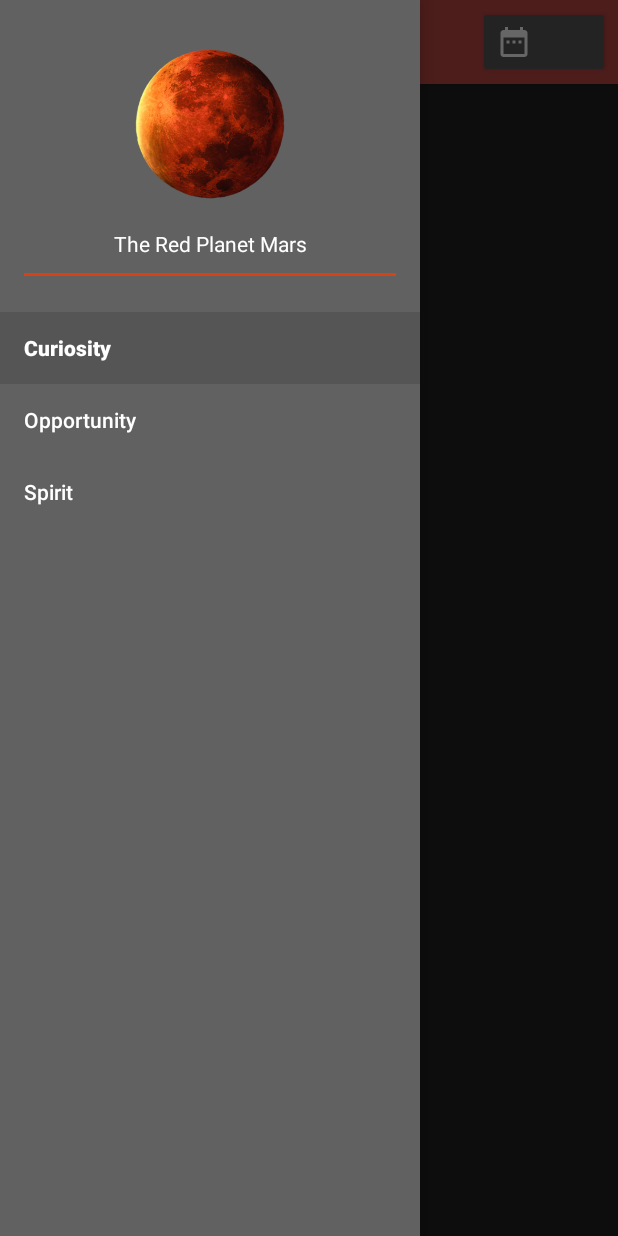
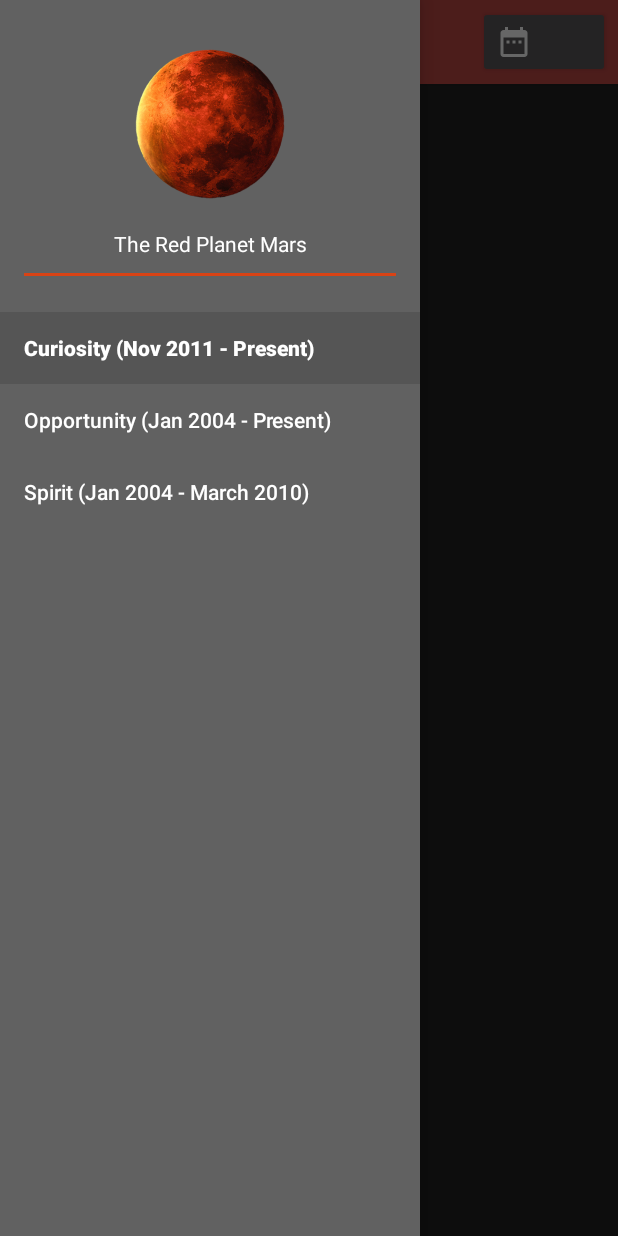
Before and after one commit to BSunk/TheRedPlanetMars, an Android app: the screen it shows after launch (RoverImagesActivity), with the side drawer open, on a phone screen of 412 x 824 dp. Run offline under Robolectric (Android 15) with nearby library versions, the phone set to English and light mode, and no system bars; our stand-ins replace Picasso; libraries missing offline, so code that uses them is left out: retrofit2.adapter.rxjava, rx.android.schedulers, rx.schedulers; pictures from the network do not load; 5 statements that could not run were skipped.

```diff
--- a/app/src/main/java/com/bsunk/theredplanetmars/RoverImages/RoverImagesFragment.java
+++ b/app/src/main/java/com/bsunk/theredplanetmars/RoverImages/RoverImagesFragment.java
@@ -231,11 +231,11 @@ public class RoverImagesFragment extends Fragment implements RoverImagesContract
         TextView camNameTextView = (TextView) v.findViewById(R.id.camera_item);
 
         Pair<View, String> t1 = Pair.create((View)imageView, imageTransition);
-        Pair<View, String> t2 = Pair.create((View)camNameTextView, cameraTransition);
+       // Pair<View, String> t2 = Pair.create((View)camNameTextView, cameraTransition);
 
         Gson gson = new Gson(); //serialize data with gson
         intent.putExtra(PHOTO_KEY, gson.toJson(photo));
-        ActivityOptionsCompat options = ActivityOptionsCompat.makeSceneTransitionAnimation(getActivity(), t1, t2);
+        ActivityOptionsCompat options = ActivityOptionsCompat.makeSceneTransitionAnimation(getActivity(), t1);
         ActivityCompat.startActivity(getActivity(), intent, options.toBundle());
     }
 
--- a/app/src/main/java/com/bsunk/theredplanetmars/RoverImages/RoverImagesPresenter.java
+++ b/app/src/main/java/com/bsunk/theredplanetmars/RoverImages/RoverImagesPresenter.java
@@ -38,6 +38,7 @@ public class RoverImagesPresenter implements RoverImagesContract.UserActionsList
         mRoverImagesView.showListEmpty(false);
         mRoverImagesView.hideList();
         mRoverImagesView.setToolbarTitle(roverID);
+        mRoverImagesView.setToolbarPhotoCount("0");
 
         final String date = buildDate(year, month, day);
 
@@ -71,7 +72,6 @@ public class RoverImagesPresenter implements RoverImagesContract.UserActionsList
                     }
                     @Override
                     public void onNext(Photos photos) {
-                       // mRoverImagesView.setToolbarTitleText(photos.getPhotos().get(0).getRover().getName());
                         mRoverImagesView.setToolbarDate(" " + photos.getPhotos().get(0).getEarthDate());
                         mRoverImagesView.showToolbarDate();
                         mRoverImagesView.showList();
--- a/app/src/main/res/anim/down_from_top.xml
+++ b/app/src/main/res/anim/down_from_top.xml
@@ -4,5 +4,5 @@
     <translate
         android:fromXDelta="0%" android:toXDelta="0%"
         android:fromYDelta="-100%" android:toYDelta="0%"
-        android:duration="400" />
+        android:duration="500" />
 </set>
--- a/app/src/main/res/anim/up_from_bottom.xml
+++ b/app/src/main/res/anim/up_from_bottom.xml
@@ -4,5 +4,5 @@
     <translate
         android:fromXDelta="0%" android:toXDelta="0%"
         android:fromYDelta="100%" android:toYDelta="0%"
-        android:duration="400" />
+        android:duration="500" />
 </set>
--- a/app/src/main/res/values/strings.xml
+++ b/app/src/main/res/values/strings.xml
@@ -5,9 +5,9 @@
     <string name="title_name">Mars Rovers</string>
     <string name="title_count">(%1$s Photos)</string>
 
-    <string name="nav_drawer_curiosity">Curiosity</string>
-    <string name="nav_drawer_spirit">Spirit</string>
-    <string name="nav_drawer_opportunity">Opportunity</string>
+    <string name="nav_drawer_curiosity">Curiosity (Nov 2011 - Present)</string>
+    <string name="nav_drawer_spirit">Spirit (Jan 2004 - March 2010)</string>
+    <string name="nav_drawer_opportunity">Opportunity (Jan 2004 - Present)</string>
 
     <string name="navigation_drawer_open">Navigation drawer open</string>
     <string name="navigation_drawer_close">Navigation drawer close</string>
```
Also changed, not shown: app/src/main/java/com/bsunk/theredplanetmars/roverimagesdetails/RoverImagesDetailsFragment.java (+14 -5 lines), app/src/main/res/mipmap-hdpi/ic_launcher.png, app/src/main/res/mipmap-mdpi/ic_launcher.png, app/src/main/res/mipmap-xhdpi/ic_launcher.png, app/src/main/res/mipmap-xxhdpi/ic_launcher.png, app/src/main/res/mipmap-xxxhdpi/ic_launcher.png.
